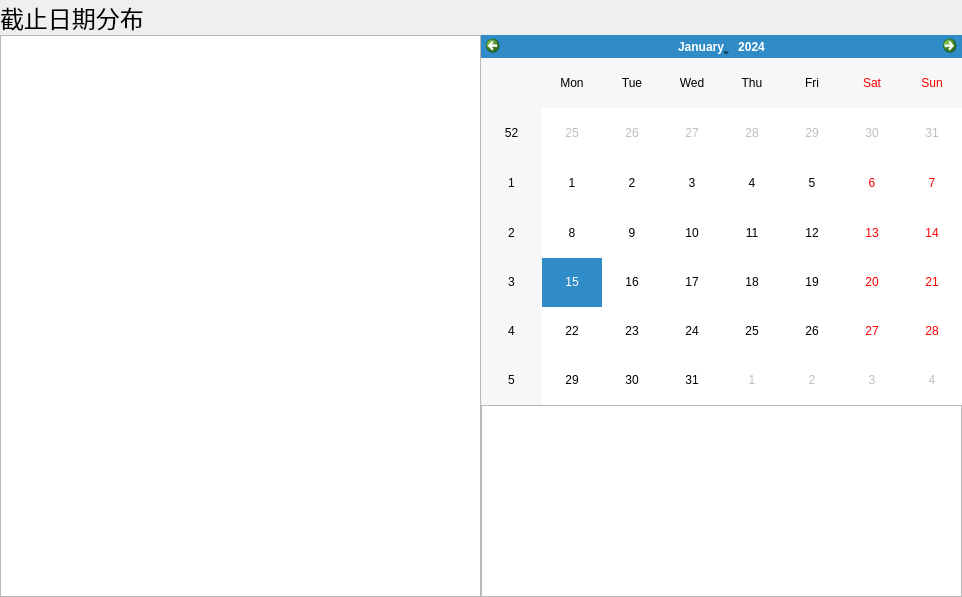
The window that Easygtd/deadlinedistri.ui (topologicalstructure/HCIProject) describes before a commit, drawn with Qt 5.
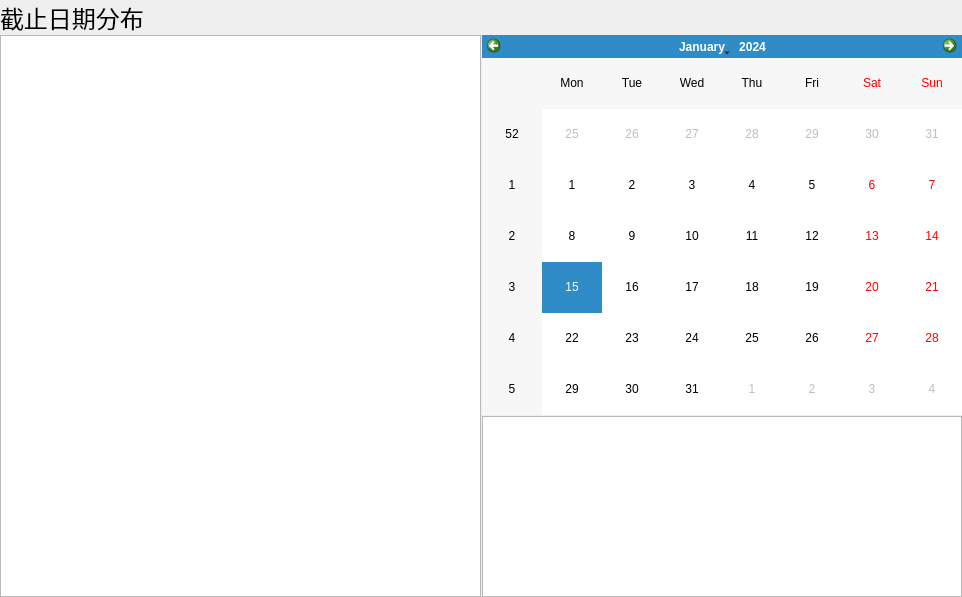
The same window after the commit. Custom widgets are drawn as their Qt base class.

```diff
--- a/Easygtd/deadlinedistri.ui
+++ b/Easygtd/deadlinedistri.ui
@@ -13,7 +13,10 @@
   <property name="windowTitle">
    <string>Form</string>
   </property>
-  <layout class="QGridLayout" name="gridLayout">
+  <layout class="QVBoxLayout" name="verticalLayout">
+   <property name="spacing">
+    <number>0</number>
+   </property>
    <property name="leftMargin">
     <number>0</number>
    </property>
@@ -26,11 +29,14 @@
    <property name="bottomMargin">
     <number>0</number>
    </property>
-   <property name="spacing">
-    <number>0</number>
-   </property>
-   <item row="0" column="0" colspan="2">
+   <item>
     <widget class="QLabel" name="label">
+     <property name="sizePolicy">
+      <sizepolicy hsizetype="Preferred" vsizetype="Fixed">
+       <horstretch>0</horstretch>
+       <verstretch>0</verstretch>
+      </sizepolicy>
+     </property>
      <property name="font">
       <font>
        <pointsize>18</pointsize>
@@ -41,7 +47,17 @@
      </property>
     </widget>
    </item>
-   <item row="1" column="0" rowspan="2">
+   <item>
+    <widget class="QSplitter" name="splitter_2">
+     <property name="orientation">
+      <enum>Qt::Horizontal</enum>
+     </property>
+     <property name="handleWidth">
+      <number>1</number>
+     </property>
+     <property name="childrenCollapsible">
+      <bool>false</bool>
+     </property>
     <widget class="QListWidget" name="listWidget">
      <property name="sizePolicy">
       <sizepolicy hsizetype="MinimumExpanding" vsizetype="Expanding">
@@ -50,8 +66,16 @@
       </sizepolicy>
      </property>
     </widget>
-   </item>
-   <item row="1" column="1">
+     <widget class="QSplitter" name="splitter">
+      <property name="orientation">
+       <enum>Qt::Vertical</enum>
+      </property>
+      <property name="handleWidth">
+       <number>1</number>
+      </property>
+      <property name="childrenCollapsible">
+       <bool>false</bool>
+      </property>
     <widget class="CalendarWidget" name="MyCalendar">
      <property name="sizePolicy">
       <sizepolicy hsizetype="Expanding" vsizetype="Expanding">
@@ -59,9 +83,13 @@
        <verstretch>0</verstretch>
       </sizepolicy>
      </property>
-    </widget>
-   </item>
-   <item row="2" column="1">
+       <property name="minimumSize">
+        <size>
+         <width>400</width>
+         <height>380</height>
+        </size>
+       </property>
+      </widget>
     <widget class="QTextBrowser" name="textBrowser">
      <property name="sizePolicy">
       <sizepolicy hsizetype="Expanding" vsizetype="Maximum">
@@ -69,6 +97,8 @@
        <verstretch>0</verstretch>
       </sizepolicy>
      </property>
+      </widget>
+     </widget>
     </widget>
    </item>
   </layout>
```
Lines whose indentation alone changed are shown as unchanged.
